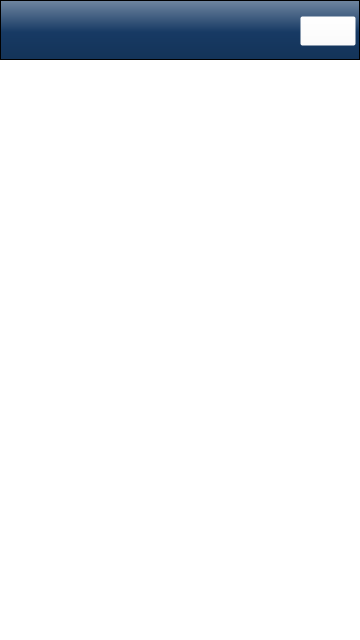
Above: UiComponent/onoffbutton/widget.ui from flaithbheartaigh/squeezecontroll before the change. Below: the same form after it.
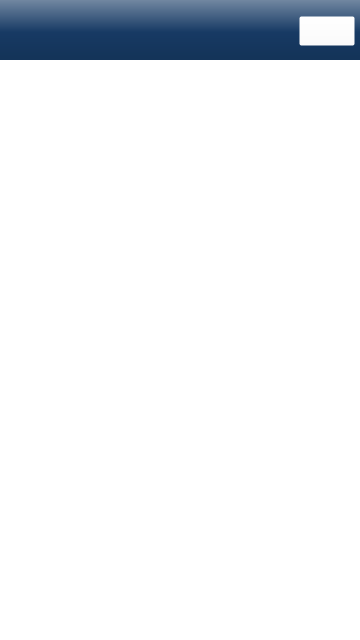
That is the form after the change. Icons and pictures are not drawn. Custom widgets are drawn as their Qt base class.

```diff
--- a/UiComponent/onoffbutton/widget.ui
+++ b/UiComponent/onoffbutton/widget.ui
@@ -14,7 +14,11 @@
    <string>Widget</string>
   </property>
   <property name="styleSheet">
-   <string notr="true">background-color: rgb(255, 255, 255);</string>
+   <string notr="true">QWidget#Widget
+{
+background-color: rgb(255, 255, 255);
+border: none;
+}</string>
   </property>
   <widget class="OnOffButton" name="widget" native="true">
    <property name="geometry">
@@ -39,9 +43,9 @@
   <widget class="QFrame" name="frame">
    <property name="geometry">
     <rect>
-     <x>0</x>
+     <x>-1</x>
      <y>0</y>
-     <width>360</width>
+     <width>361</width>
      <height>60</height>
     </rect>
    </property>
@@ -52,10 +56,13 @@
 }</string>
    </property>
    <property name="frameShape">
-    <enum>QFrame::StyledPanel</enum>
+    <enum>QFrame::NoFrame</enum>
    </property>
    <property name="frameShadow">
-    <enum>QFrame::Raised</enum>
+    <enum>QFrame::Plain</enum>
+   </property>
+   <property name="lineWidth">
+    <number>0</number>
    </property>
    <widget class="QPushButton" name="pushButton">
     <property name="geometry">
@@ -100,6 +107,12 @@
    <header location="global">volumeinfo.h</header>
    <container>1</container>
   </customwidget>
+  <customwidget>
+   <class>volumeControl</class>
+   <extends>QWidget</extends>
+   <header>volumecontrol.h</header>
+   <container>1</container>
+  </customwidget>
  </customwidgets>
  <resources/>
  <connections/>
```
Left out of the diff: 10 changed lines with no effect on the pictures.
